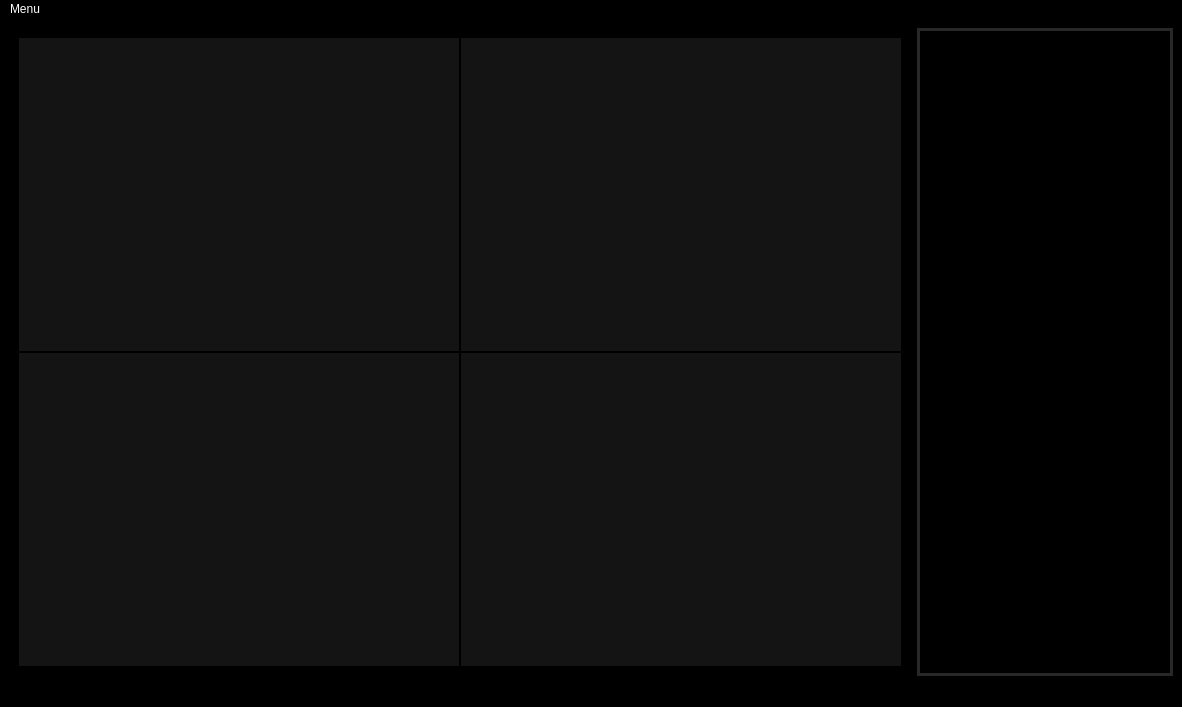
The window that AI/QtApp/UI/Main.ui (sorrow4468/SSAFY-final-WooRiA.I) describes before a commit, drawn with Qt 5.
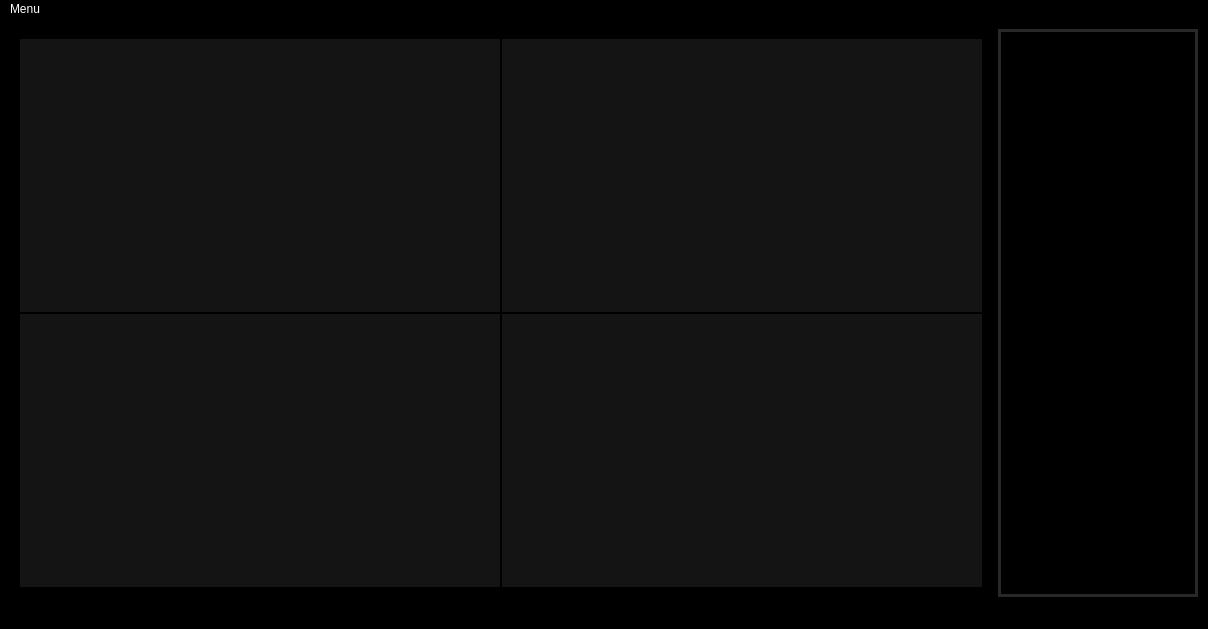
The same window after the commit.

```diff
--- a/AI/QtApp/UI/Main.ui
+++ b/AI/QtApp/UI/Main.ui
@@ -6,12 +6,12 @@
    <rect>
     <x>0</x>
     <y>0</y>
-    <width>1182</width>
-    <height>707</height>
+    <width>1208</width>
+    <height>629</height>
    </rect>
   </property>
   <property name="sizePolicy">
-   <sizepolicy hsizetype="Preferred" vsizetype="Preferred">
+   <sizepolicy hsizetype="Expanding" vsizetype="Expanding">
     <horstretch>0</horstretch>
     <verstretch>0</verstretch>
    </sizepolicy>
@@ -36,78 +36,19 @@
 color:white</string>
   </property>
   <widget class="QWidget" name="centralwidget">
-   <layout class="QGridLayout" name="gridLayout_2">
-    <item row="0" column="0">
-     <layout class="QGridLayout" name="gridLayout" rowstretch="1,1" columnstretch="1,1" rowminimumheight="310,310" columnminimumwidth="430,430">
-      <property name="leftMargin">
-       <number>10</number>
-      </property>
-      <property name="topMargin">
-       <number>10</number>
-      </property>
-      <property name="rightMargin">
-       <number>10</number>
-      </property>
-      <property name="bottomMargin">
-       <number>10</number>
-      </property>
-      <property name="spacing">
-       <number>2</number>
-      </property>
-      <item row="0" column="1">
-       <widget class="QLabel" name="cctv_2">
-        <property name="styleSheet">
-         <string notr="true">background-color: rgb(20,20,20);</string>
-        </property>
-        <property name="text">
-         <string/>
-        </property>
-       </widget>
-      </item>
-      <item row="1" column="1">
-       <widget class="QLabel" name="cctv_4">
-        <property name="styleSheet">
-         <string notr="true">background-color: rgb(20,20,20);</string>
-        </property>
-        <property name="text">
-         <string/>
-        </property>
-       </widget>
-      </item>
-      <item row="1" column="0">
-       <widget class="QLabel" name="cctv_3">
-        <property name="sizePolicy">
-         <sizepolicy hsizetype="Expanding" vsizetype="Expanding">
-          <horstretch>0</horstretch>
-          <verstretch>0</verstretch>
-         </sizepolicy>
-        </property>
-        <property name="styleSheet">
-         <string notr="true">background-color: rgb(20,20,20);</string>
-        </property>
-        <property name="text">
-         <string/>
-        </property>
-       </widget>
-      </item>
-      <item row="0" column="0">
-       <widget class="QLabel" name="cctv_1">
-        <property name="sizePolicy">
-         <sizepolicy hsizetype="Expanding" vsizetype="Expanding">
-          <horstretch>0</horstretch>
-          <verstretch>0</verstretch>
-         </sizepolicy>
-        </property>
-        <property name="styleSheet">
-         <string notr="true">background-color: rgb(20,20,20);</string>
-        </property>
-        <property name="text">
-         <string/>
-        </property>
-       </widget>
-      </item>
-     </layout>
-    </item>
+   <layout class="QGridLayout" name="gridLayout_2" columnstretch="960,0">
+    <property name="leftMargin">
+     <number>10</number>
+    </property>
+    <property name="topMargin">
+     <number>10</number>
+    </property>
+    <property name="rightMargin">
+     <number>10</number>
+    </property>
+    <property name="bottomMargin">
+     <number>10</number>
+    </property>
     <item row="0" column="1">
      <widget class="QTextBrowser" name="textBrowser">
       <property name="sizePolicy">
@@ -118,8 +59,14 @@
       </property>
       <property name="minimumSize">
        <size>
-        <width>256</width>
-        <height>642</height>
+        <width>200</width>
+        <height>540</height>
+       </size>
+      </property>
+      <property name="maximumSize">
+       <size>
+        <width>200</width>
+        <height>16777215</height>
        </size>
       </property>
       <property name="styleSheet">
@@ -132,14 +79,86 @@
       </property>
      </widget>
     </item>
+    <item row="0" column="0">
+     <layout class="QGridLayout" name="gridLayout" rowstretch="0,0" columnstretch="0,0" rowminimumheight="270,270" columnminimumwidth="480,480">
+      <property name="leftMargin">
+       <number>10</number>
+      </property>
+      <property name="topMargin">
+       <number>10</number>
+      </property>
+      <property name="rightMargin">
+       <number>10</number>
+      </property>
+      <property name="bottomMargin">
+       <number>10</number>
+      </property>
+      <property name="spacing">
+       <number>2</number>
+      </property>
+      <item row="1" column="0">
+       <widget class="QLabel" name="cctv_3">
+        <property name="sizePolicy">
+         <sizepolicy hsizetype="Preferred" vsizetype="Preferred">
+          <horstretch>0</horstretch>
+          <verstretch>0</verstretch>
+         </sizepolicy>
+        </property>
+        <property name="styleSheet">
+         <string notr="true">background-color: rgb(20,20,20);</string>
+        </property>
+        <property name="text">
+         <string/>
+        </property>
+       </widget>
+      </item>
+      <item row="0" column="1">
+       <widget class="QLabel" name="cctv_2">
+        <property name="styleSheet">
+         <string notr="true">background-color: rgb(20,20,20);</string>
+        </property>
+        <property name="text">
+         <string/>
+        </property>
+       </widget>
+      </item>
+      <item row="1" column="1">
+       <widget class="QLabel" name="cctv_4">
+        <property name="styleSheet">
+         <string notr="true">background-color: rgb(20,20,20);</string>
+        </property>
+        <property name="text">
+         <string/>
+        </property>
+       </widget>
+      </item>
+      <item row="0" column="0">
+       <widget class="QLabel" name="cctv_1">
+        <property name="sizePolicy">
+         <sizepolicy hsizetype="Preferred" vsizetype="Preferred">
+          <horstretch>0</horstretch>
+          <verstretch>0</verstretch>
+         </sizepolicy>
+        </property>
+        <property name="styleSheet">
+         <string notr="true">background-color: rgb(20,20,20);</string>
+        </property>
+        <property name="text">
+         <string/>
+        </property>
+       </widget>
+      </item>
+     </layout>
+    </item>
    </layout>
   </widget>
+  <widget class="QStatusBar" name="statusbar"/>
   <widget class="QMenuBar" name="menubar">
    <property name="geometry">
     <rect>
      <x>0</x>
      <y>0</y>
-     <width>1182</width>
+     <width>1208</width>
      <height>24</height>
     </rect>
    </property>
@@ -150,7 +169,6 @@
    </widget>
    <addaction name="menu"/>
   </widget>
-  <widget class="QStatusBar" name="statusbar"/>
  </widget>
  <resources/>
  <connections/>
```
